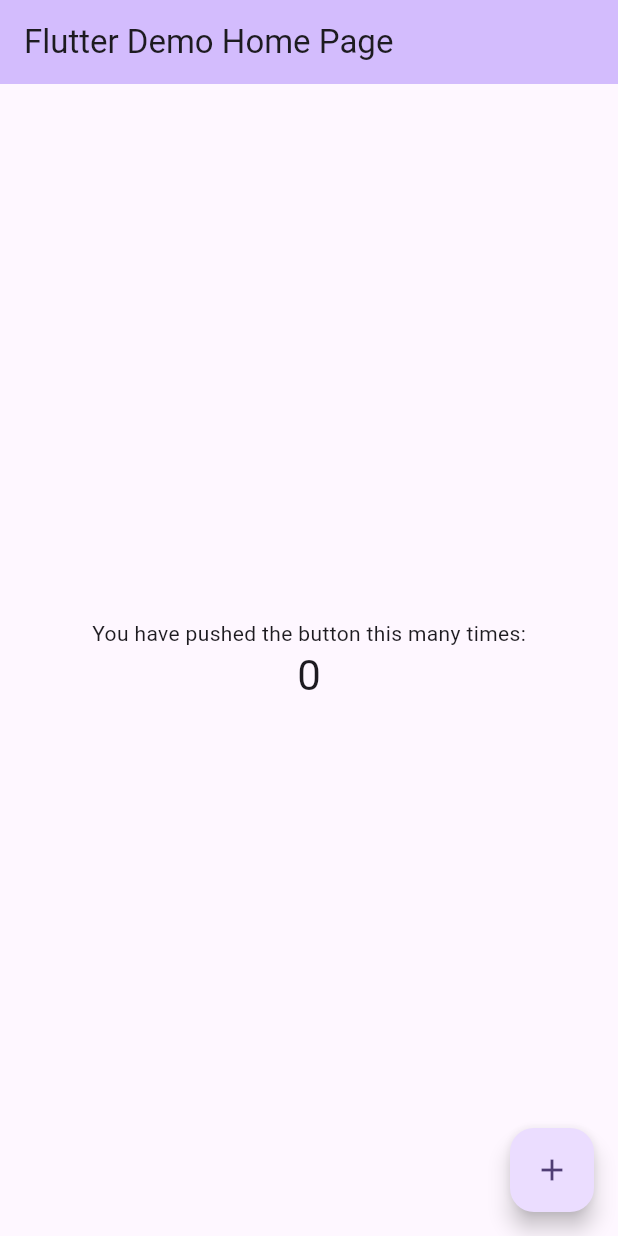
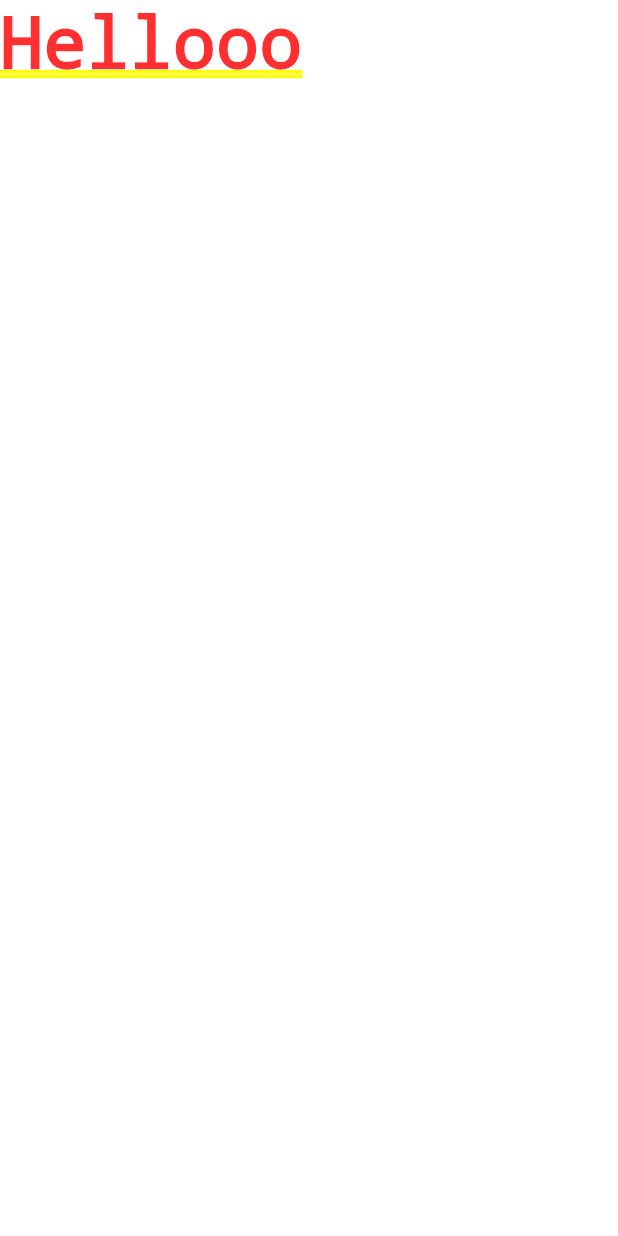
Before and after one commit to AravindaRathnamalala/first_app, a Flutter app: the screen it shows after launch, on a phone screen of 412 x 824 dp. Run offline on Flutter 3.47's test engine with Material 2 defaults, Android fonts, the phone set to English and light mode, and no system bars.

Commit message:
Adding Material app

```diff
--- a/lib/main.dart
+++ b/lib/main.dart
@@ -1,125 +1,6 @@
+
 import 'package:flutter/material.dart';
 
 void main() {
-  runApp(const MyApp());
+  runApp(MaterialApp(home: Text("Hellooo")));
 }
-
-class MyApp extends StatelessWidget {
-  const MyApp({super.key});
-
-  // This widget is the root of your application.
-  @override
-  Widget build(BuildContext context) {
-    return MaterialApp(
-      title: 'Flutter Demo',
-      theme: ThemeData(
-        // This is the theme of your application.
-        //
-        // TRY THIS: Try running your application with "flutter run". You'll see
-        // the application has a blue toolbar. Then, without quitting the app,
-        // try changing the seedColor in the colorScheme below to Colors.green
-        // and then invoke "hot reload" (save your changes or press the "hot
-        // reload" button in a Flutter-supported IDE, or press "r" if you used
-        // the command line to start the app).
-        //
-        // Notice that the counter didn't reset back to zero; the application
-        // state is not lost during the reload. To reset the state, use hot
-        // restart instead.
-        //
-        // This works for code too, not just values: Most code changes can be
-        // tested with just a hot reload.
-        colorScheme: ColorScheme.fromSeed(seedColor: Colors.deepPurple),
-        useMaterial3: true,
-      ),
-      home: const MyHomePage(title: 'Flutter Demo Home Page'),
-    );
-  }
-}
-
-class MyHomePage extends StatefulWidget {
-  const MyHomePage({super.key, required this.title});
-
-  // This widget is the home page of your application. It is stateful, meaning
-  // that it has a State object (defined below) that contains fields that affect
-  // how it looks.
-
-  // This class is the configuration for the state. It holds the values (in this
-  // case the title) provided by the parent (in this case the App widget) and
-  // used by the build method of the State. Fields in a Widget subclass are
-  // always marked "final".
-
-  final String title;
-
-  @override
-  State<MyHomePage> createState() => _MyHomePageState();
-}
-
-class _MyHomePageState extends State<MyHomePage> {
-  int _counter = 0;
-
-  void _incrementCounter() {
-    setState(() {
-      // This call to setState tells the Flutter framework that something has
-      // changed in this State, which causes it to rerun the build method below
-      // so that the display can reflect the updated values. If we changed
-      // _counter without calling setState(), then the build method would not be
-      // called again, and so nothing would appear to happen.
-      _counter++;
-    });
-  }
-
-  @override
-  Widget build(BuildContext context) {
-    // This method is rerun every time setState is called, for instance as done
-    // by the _incrementCounter method above.
-    //
-    // The Flutter framework has been optimized to make rerunning build methods
-    // fast, so that you can just rebuild anything that needs updating rather
-    // than having to individually change instances of widgets.
-    return Scaffold(
-      appBar: AppBar(
-        // TRY THIS: Try changing the color here to a specific color (to
-        // Colors.amber, perhaps?) and trigger a hot reload to see the AppBar
-        // change color while the other colors stay the same.
-        backgroundColor: Theme.of(context).colorScheme.inversePrimary,
-        // Here we take the value from the MyHomePage object that was created by
-        // the App.build method, and use it to set our appbar title.
-        title: Text(widget.title),
-      ),
-      body: Center(
-        // Center is a layout widget. It takes a single child and positions it
-        // in the middle of the parent.
-        child: Column(
-          // Column is also a layout widget. It takes a list of children and
-          // arranges them vertically. By default, it sizes itself to fit its
-          // children horizontally, and tries to be as tall as its parent.
-          //
-          // Column has various properties to control how it sizes itself and
-          // how it positions its children. Here we use mainAxisAlignment to
-          // center the children vertically; the main axis here is the vertical
-          // axis because Columns are vertical (the cross axis would be
-          // horizontal).
-          //
-          // TRY THIS: Invoke "debug painting" (choose the "Toggle Debug Paint"
-          // action in the IDE, or press "p" in the console), to see the
-          // wireframe for each widget.
-          mainAxisAlignment: MainAxisAlignment.center,
-          children: <Widget>[
-            const Text(
-              'You have pushed the button this many times:',
-            ),
-            Text(
-              '$_counter',
-              style: Theme.of(context).textTheme.headlineMedium,
-            ),
-          ],
-        ),
-      ),
-      floatingActionButton: FloatingActionButton(
-        onPressed: _incrementCounter,
-        tooltip: 'Increment',
-        child: const Icon(Icons.add),
-      ), // This trailing comma makes auto-formatting nicer for build methods.
-    );
-  }
-}
```
